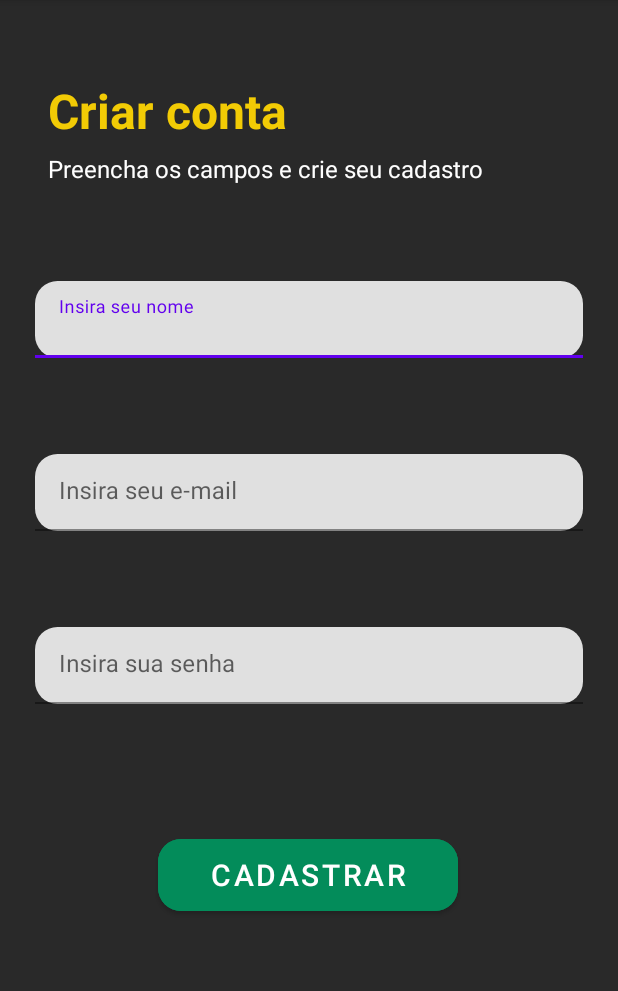
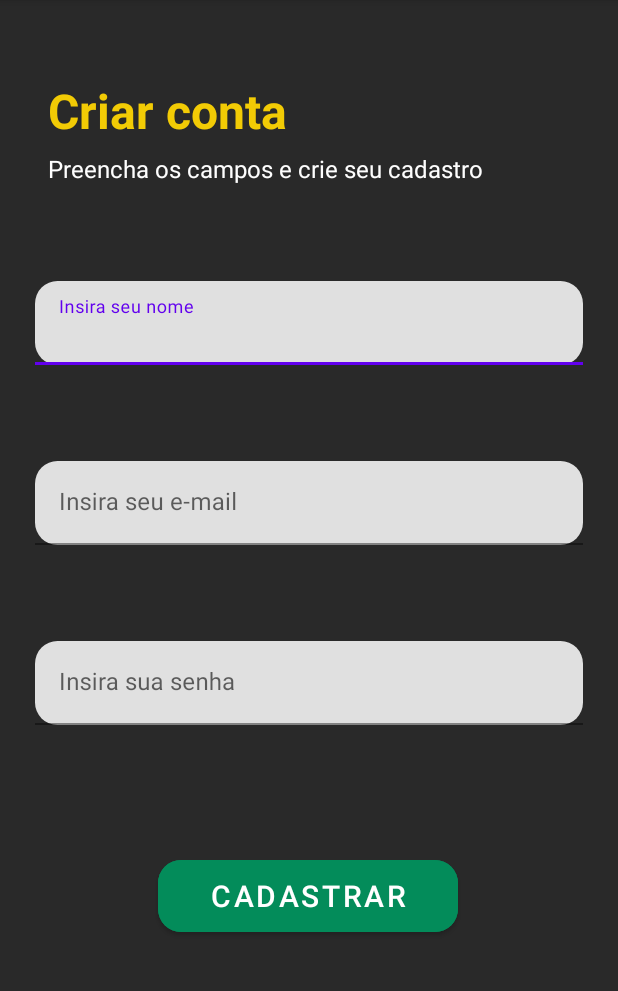
Before and after one commit to maike-mendes-silva/PiuProject, an Android app: the NewUserActivity screen opened directly, with no data from a screen before it, on a phone screen of 412 x 824 dp, the part 84-1075 px from its top. Run offline under Robolectric (Android 15) with nearby library versions, the phone set to English and light mode, and no system bars; our stand-ins replace Firebase (no records; nobody signed in at launch, a user with empty details on screens opened directly).

Commit message:
upload input size

```diff
--- a/app/src/main/res/layout/login_activity.xml
+++ b/app/src/main/res/layout/login_activity.xml
@@ -26,7 +26,7 @@
     <com.google.android.material.textfield.TextInputLayout
         android:id="@+id/textInputLayoutLA"
         android:layout_width="365dp"
-        android:layout_height="51dp"
+        android:layout_height="wrap_content"
         android:layout_marginTop="156dp"
         app:boxCornerRadiusBottomEnd="15dp"
         app:boxCornerRadiusBottomStart="15dp"
@@ -47,7 +47,7 @@
     <com.google.android.material.textfield.TextInputLayout
         android:id="@+id/textInputLayout2LA"
         android:layout_width="365dp"
-        android:layout_height="51dp"
+        android:layout_height="wrap_content"
         android:layout_marginTop="48dp"
         app:boxCornerRadiusBottomEnd="15dp"
         app:boxCornerRadiusBottomStart="15dp"
--- a/app/src/main/res/layout/new_user_activity.xml
+++ b/app/src/main/res/layout/new_user_activity.xml
@@ -36,7 +36,7 @@
     <com.google.android.material.textfield.TextInputLayout
         android:id="@+id/textInputLayoutNUA"
         android:layout_width="365dp"
-        android:layout_height="51dp"
+        android:layout_height="wrap_content"
         android:layout_marginTop="64dp"
         app:boxCornerRadiusBottomEnd="15dp"
         app:boxCornerRadiusBottomStart="15dp"
@@ -56,7 +56,7 @@
     <com.google.android.material.textfield.TextInputLayout
         android:id="@+id/textInputLayout2NUA"
         android:layout_width="365dp"
-        android:layout_height="51dp"
+        android:layout_height="wrap_content"
         android:layout_marginTop="64dp"
         app:boxCornerRadiusBottomEnd="15dp"
         app:boxCornerRadiusBottomStart="15dp"
@@ -76,7 +76,7 @@
     <com.google.android.material.textfield.TextInputLayout
         android:id="@+id/textInputLayout3NUA"
         android:layout_width="365dp"
-        android:layout_height="51dp"
+        android:layout_height="wrap_content"
         android:layout_marginTop="64dp"
         app:boxCornerRadiusBottomEnd="15dp"
         app:boxCornerRadiusBottomStart="15dp"
```
